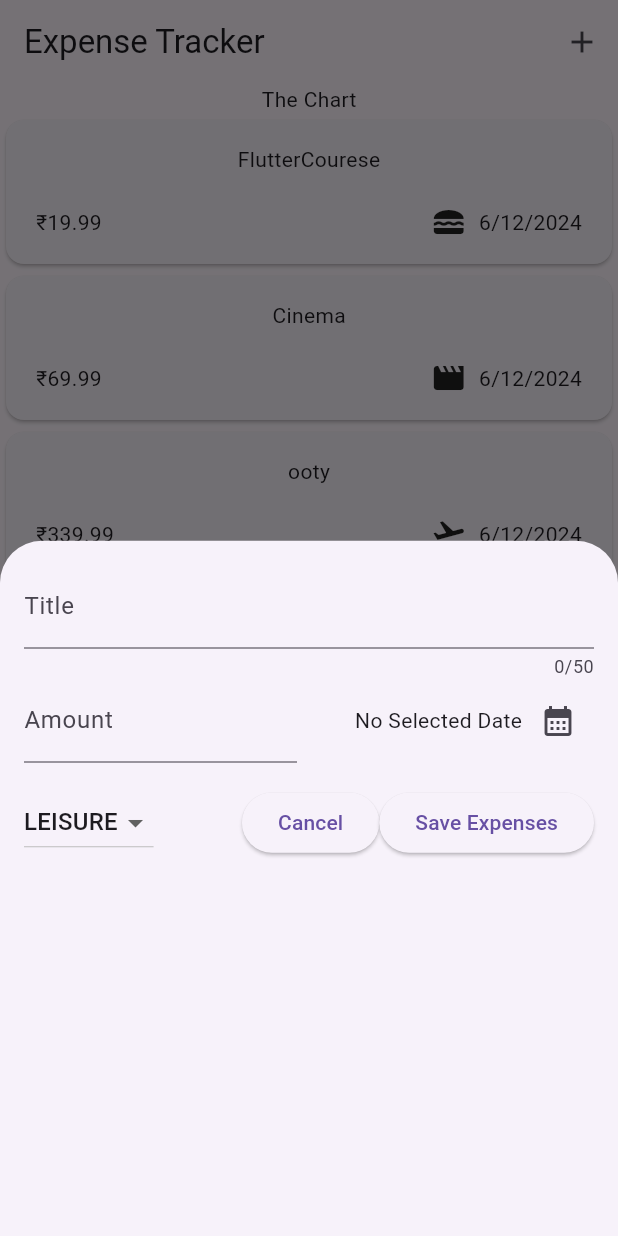
After one commit to imusthafa/expenseTracker, a Flutter app: the screen it shows after launch, after a tap on the "add" icon, on a phone screen of 412 x 824 dp. The commit adds this screen. Run offline on Flutter 3.47's test engine with Material 2 defaults, Android fonts, the phone set to English and light mode, and no system bars.

Commit message:
dropdownbutton added

```diff
--- a/lib/main.dart
+++ b/lib/main.dart
@@ -3,6 +3,9 @@ import 'package:expense_tracker/widget/expenses.dart';
 
 void main() {
   runApp(
-    const MaterialApp(home: Expenses()),
+    MaterialApp(
+      theme: ThemeData(useMaterial3: true),
+      home: const Expenses(),
+    ),
   );
 }
--- a/lib/widget/expenses.dart
+++ b/lib/widget/expenses.dart
@@ -1,4 +1,5 @@
 import 'package:expense_tracker/widget/expenses_list/expenses_list.dart';
+import 'package:expense_tracker/widget/new_expense.dart';
 import 'package:flutter/material.dart';
 import 'package:expense_tracker/models/expense.dart';
 
@@ -29,9 +30,20 @@ class _ExpensesState extends State<Expenses> {
         date: DateTime.now(),
         category: Category.travel)
   ];
+
+  void _openAddExpenseOverlay() {
+    showModalBottomSheet(context: context, builder: (ctx) => NewExpenses());
+  }
+
   @override
   Widget build(BuildContext context) {
     return Scaffold(
+      appBar: AppBar(title: const Text('Expense Tracker'), actions: [
+        IconButton(
+          onPressed: _openAddExpenseOverlay,
+          icon: const Icon(Icons.add),
+        )
+      ]),
       body: Column(
         children: [
           const Text('The Chart'),
--- /dev/null
+++ b/lib/widget/new_expense.dart
@@ -0,0 +1,127 @@
+import 'package:expense_tracker/models/expense.dart';
+import 'package:flutter/material.dart';
+
+class NewExpenses extends StatefulWidget {
+  const NewExpenses({super.key});
+
+  @override
+  State<NewExpenses> createState() => _NewExpensesState();
+}
+
+class _NewExpensesState extends State<NewExpenses> {
+  // var _enteredTitle = ' ';
+  // void _saveInputTitle(String inputValue) {
+  //   _enteredTitle = inputValue;
+  // }
+  //second approach  ---->
+
+  final _titleController = TextEditingController();
+  final _amountController = TextEditingController();
+
+  Category _selectedCategory = Category.leisure;
+  DateTime? _selectedDate;
+  void _presentDatePicker() async {
+    var now = DateTime.now();
+    var firstDate = DateTime(now.year - 1, now.month, now.day);
+
+    final _pickedDate = await showDatePicker(
+        context: context,
+        initialDate: now,
+        firstDate: firstDate,
+        lastDate: now);
+    setState(() {
+      _selectedDate = _pickedDate;
+    });
+  }
+
+  @override
+  void dispose() {
+    _titleController.dispose();
+    _amountController.dispose();
+    super.dispose();
+  }
+
+  @override
+  Widget build(BuildContext context) {
+    return Padding(
+      padding: const EdgeInsets.all(16),
+      child: Column(children: [
+        TextField(
+          //  onChanged: _saveInputTitle,
+          controller: _titleController,
+          maxLength: 50,
+          decoration: const InputDecoration(label: Text('Title')),
+        ),
+        Row(
+          children: [
+            Expanded(
+              child: TextField(
+                //  onChanged: _saveInputTitle,
+                controller: _amountController,
+                // maxLength: 50,
+                keyboardType: TextInputType.number,
+                decoration: const InputDecoration(
+                    prefixText: '\₹', label: Text('Amount')),
+              ),
+            ),
+            const SizedBox(
+              width: 16,
+            ),
+            Expanded(
+              child: Row(
+                mainAxisAlignment: MainAxisAlignment.end,
+                crossAxisAlignment: CrossAxisAlignment.center,
+                children: [
+                  Text(_selectedDate == null
+                      ? 'No Selected Date'
+                      : formatter.format(_selectedDate!)),
+                  IconButton(
+                    onPressed: _presentDatePicker,
+                    icon: Icon(Icons.calendar_month),
+                  )
+                ],
+              ),
+            )
+          ],
+        ),
+        const SizedBox(height: 16),
+        Row(
+          children: [
+            DropdownButton(
+              value: _selectedCategory,
+              items: Category.values
+                  .map(
+                    (category) => DropdownMenuItem(
+                      value: category,
+                      child: Text(
+                        category.name.toUpperCase(),
+                      ),
+                    ),
+                  )
+                  .toList(),
+              onChanged: (value) {
+                if (value == null) {
+                  return;
+                }
+                setState(() {
+                  _selectedCategory = value;
+                });
+              },
+            ),
+            const Spacer(),
+            ElevatedButton(
+              onPressed: () {
+                Navigator.pop(context);
+              },
+              child: const Text('Cancel'),
+            ),
+            ElevatedButton(
+              onPressed: () {},
+              child: const Text('Save Expenses'),
+            )
+          ],
+        )
+      ]),
+    );
+  }
+}
```
